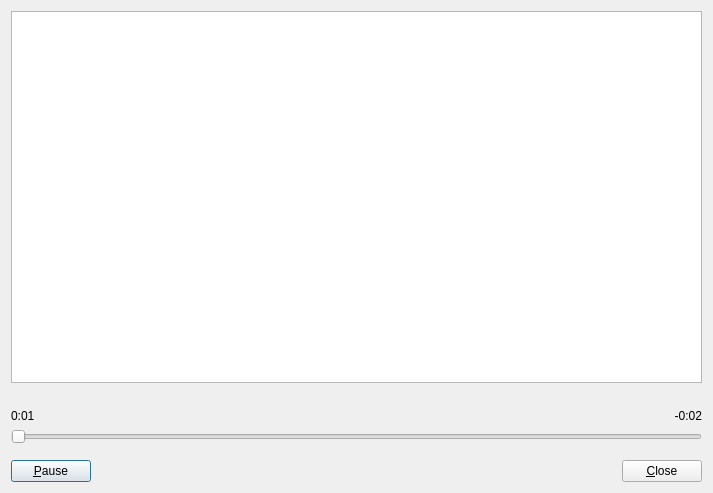
Qt form DlgQuickPlayer.ui (madmaxoft/SkauTan) before a commit.
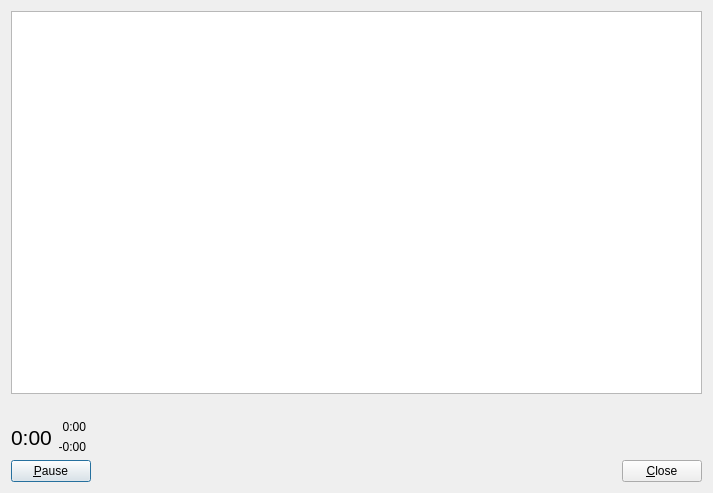
The same form after that commit. Custom widgets are drawn as their Qt base class.

Commit message: DlgQuickPlayer: Use the new waveform and time display.

Diff of the .ui file:
```diff
--- a/DlgQuickPlayer.ui
+++ b/DlgQuickPlayer.ui
@@ -47,25 +47,33 @@
    <item>
     <layout class="QHBoxLayout" name="horizontalLayout_2">
      <item>
-      <layout class="QHBoxLayout" name="horizontalLayout">
+      <widget class="QLabel" name="lblTotalTime">
+       <property name="font">
+        <font>
+         <pointsize>16</pointsize>
+        </font>
+       </property>
+       <property name="text">
+        <string notr="true">0:00</string>
+       </property>
+      </widget>
+     </item>
        <item>
-        <layout class="QVBoxLayout" name="verticalLayout_3">
-         <item>
-          <layout class="QHBoxLayout" name="horizontalLayout_3">
+      <layout class="QVBoxLayout" name="verticalLayout_2">
            <item>
             <widget class="QLabel" name="lblPosition">
              <property name="text">
-              <string notr="true">0:01</string>
+          <string notr="true">0:00</string>
              </property>
              <property name="alignment">
-              <set>Qt::AlignLeading|Qt::AlignLeft|Qt::AlignVCenter</set>
+          <set>Qt::AlignRight|Qt::AlignTrailing|Qt::AlignVCenter</set>
              </property>
             </widget>
            </item>
            <item>
             <widget class="QLabel" name="lblRemaining">
              <property name="text">
-              <string notr="true">-0:02</string>
+          <string notr="true">-0:00</string>
              </property>
              <property name="alignment">
               <set>Qt::AlignRight|Qt::AlignTrailing|Qt::AlignVCenter</set>
@@ -75,23 +83,19 @@
           </layout>
          </item>
          <item>
-          <widget class="QSlider" name="hsPosition">
-           <property name="orientation">
-            <enum>Qt::Horizontal</enum>
-           </property>
-          </widget>
-         </item>
-        </layout>
-       </item>
-      </layout>
+      <widget class="WaveformDisplay" name="waveform" native="true">
+       <property name="sizePolicy">
+        <sizepolicy hsizetype="MinimumExpanding" vsizetype="Preferred">
+         <horstretch>0</horstretch>
+         <verstretch>0</verstretch>
+        </sizepolicy>
+       </property>
+      </widget>
      </item>
     </layout>
    </item>
    <item>
     <layout class="QHBoxLayout" name="horizontalLayout_4">
-     <property name="topMargin">
-      <number>10</number>
-     </property>
      <item>
       <widget class="QPushButton" name="btnPause">
        <property name="text">
@@ -123,6 +127,14 @@
    </item>
   </layout>
  </widget>
+ <customwidgets>
+  <customwidget>
+   <class>WaveformDisplay</class>
+   <extends>QWidget</extends>
+   <header>WaveformDisplay.h</header>
+   <container>1</container>
+  </customwidget>
+ </customwidgets>
  <resources/>
  <connections/>
 </ui>
```
Lines whose indentation alone changed are shown as unchanged. The commit also changes 1 other file.
